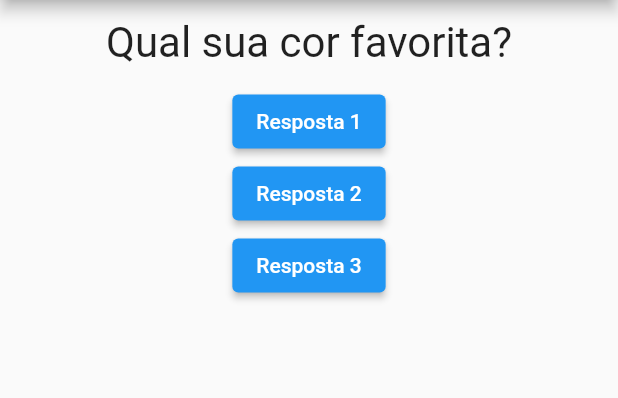
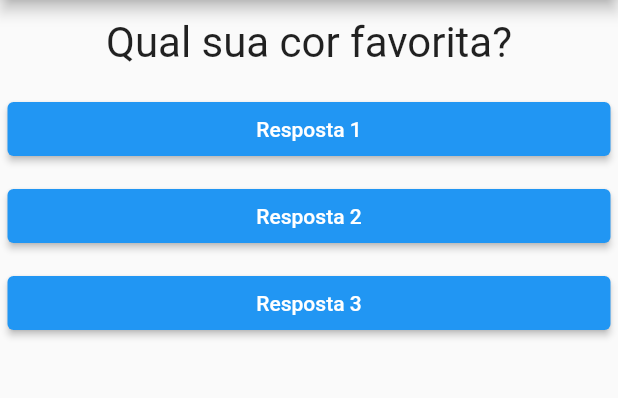
Before and after one commit to oTalDoHud/flutter-projeto-perguntas, a Flutter app: the screen it shows after launch, on a phone screen of 412 x 824 dp, the part 84-482 px from its top. Run offline on Flutter 3.47's test engine with Material 2 defaults, Android fonts, the phone set to English and light mode, and no system bars.

Commit message:
Respostas para outro widget e map para perguntas

```diff
--- a/lib/main.dart
+++ b/lib/main.dart
@@ -1,5 +1,6 @@
 import 'package:flutter/material.dart';
 import 'package:projeto_perguntas/questao.dart';
+import 'package:projeto_perguntas/respostas.dart';
 
 void main(List<String> args) => runApp(PerguntaAPP());
 
@@ -14,9 +15,34 @@ class _PerguntaAppState extends State<PerguntaAPP> {
   }
 
   Widget build(BuildContext context) {
-    final perguntas = [
-      "Qual sua cor favorita?",
-      "Qual seu animal favorito?",
+    final List<Map<String, Object>> perguntas = [
+      {
+        "texto": "Qual sua cor favorita?",
+        "respostas": [
+          "Preto",
+          "Vermelho",
+          "Verde",
+          "Branco",
+        ]
+      },
+      {
+        "texto": "Qual seu animal favorito?",
+        "respostas": [
+          "Coelho",
+          "Cobra",
+          "Elefante",
+          "Leão",
+        ]
+      },
+      {
+        "texto": "Qual seu instrutor favorito?",
+        "respostas": [
+          "Maria",
+          "João",
+          "Léo",
+          "Pedro",
+        ]
+      },
     ];
 
     return MaterialApp(
@@ -24,19 +50,10 @@ class _PerguntaAppState extends State<PerguntaAPP> {
       appBar: AppBar(title: Text("Perguntas")),
       body: Column(
         children: [
-          Questao(perguntas[_perguntaSelecionada]),
-          ElevatedButton(
-            child: Text("Resposta 1"),
-            onPressed: _responder,
-          ),
-          ElevatedButton(
-            child: Text("Resposta 2"),
-            onPressed: _responder,
-          ),
-          ElevatedButton(
-            child: Text("Resposta 3"),
-            onPressed: _responder,
-          ),
+          Questao(perguntas[_perguntaSelecionada]["texto"].toString()),
+          Respostas("Resposta 1", _responder),
+          Respostas("Resposta 2", _responder),
+          Respostas("Resposta 3", _responder),
         ],
       ),
     ));
--- /dev/null
+++ b/lib/respostas.dart
@@ -0,0 +1,26 @@
+import 'package:flutter/material.dart';
+
+class Respostas extends StatelessWidget {
+  final String _texto;
+  final void Function() _onSelect;
+
+  const Respostas(this._texto, this._onSelect, {super.key});
+
+  @override
+  Widget build(BuildContext context) {
+    return Container(
+      width: double.infinity,
+      margin: const EdgeInsets.all(5),
+      child: ElevatedButton(
+        onPressed: _onSelect,
+        style: ButtonStyle(
+          backgroundColor: MaterialStateProperty.all<Color>(Colors.blue),
+        ),
+        child: Text(
+          _texto,
+          style: const TextStyle(color: Colors.white),
+        ),
+      ),
+    );
+  }
+}
```
